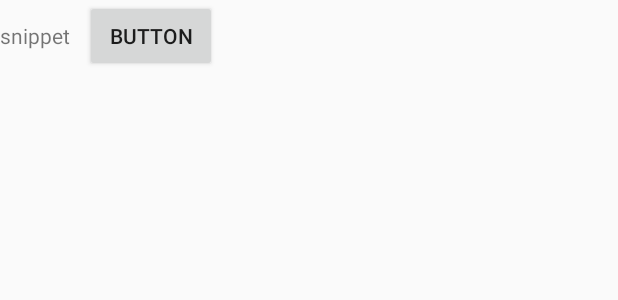
After one commit to finalProjec/RecyclingReminder, an Android app: the layout info_window.xml on its own in the app's theme, with its tools: preview values and no code run, on a phone screen of 412 x 824 dp. The commit adds this screen. Shown: the top 300 px of the screen. Run offline under Robolectric (Android 15) with nearby library versions, the phone set to English and light mode, and no system bars.

Commit message:
created InfoWindow for the garbage collector maps

```diff
--- /dev/null
+++ b/app/src/main/res/layout/info_window.xml
@@ -0,0 +1,27 @@
+<?xml version="1.0" encoding="utf-8"?>
+<LinearLayout xmlns:android="http://schemas.android.com/apk/res/android"
+    android:layout_width="wrap_content"
+    android:layout_height="wrap_content"
+    android:gravity="center_vertical" >
+
+    <LinearLayout
+        android:layout_width="wrap_content"
+        android:layout_height="wrap_content"
+        android:orientation="vertical"
+        android:layout_marginRight="10dp" >
+
+        <TextView
+            android:id="@+id/info_snippet"
+            android:layout_width="wrap_content"
+            android:layout_height="wrap_content"
+            android:text="snippet" />
+
+    </LinearLayout>
+
+    <Button
+        android:id="@+id/info_button"
+        android:layout_width="wrap_content"
+        android:layout_height="wrap_content"
+        android:text="Button" />
+
+</LinearLayout>
```
Also changed, not shown: app/src/main/java/com/example/recyclingreminder/GarbageCollectorDashboardActivity.kt (+34 -2 lines).
